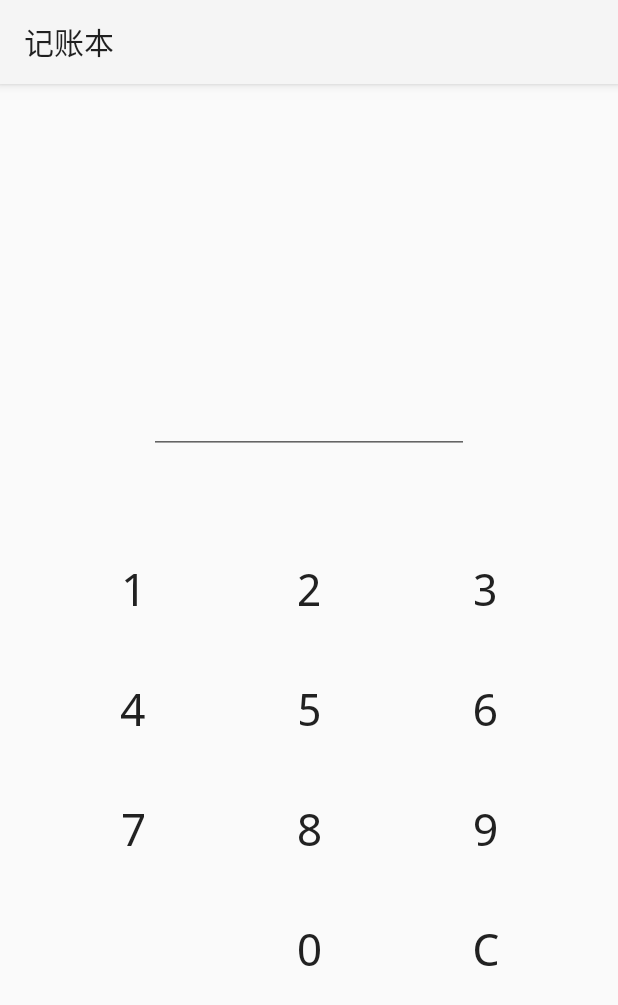
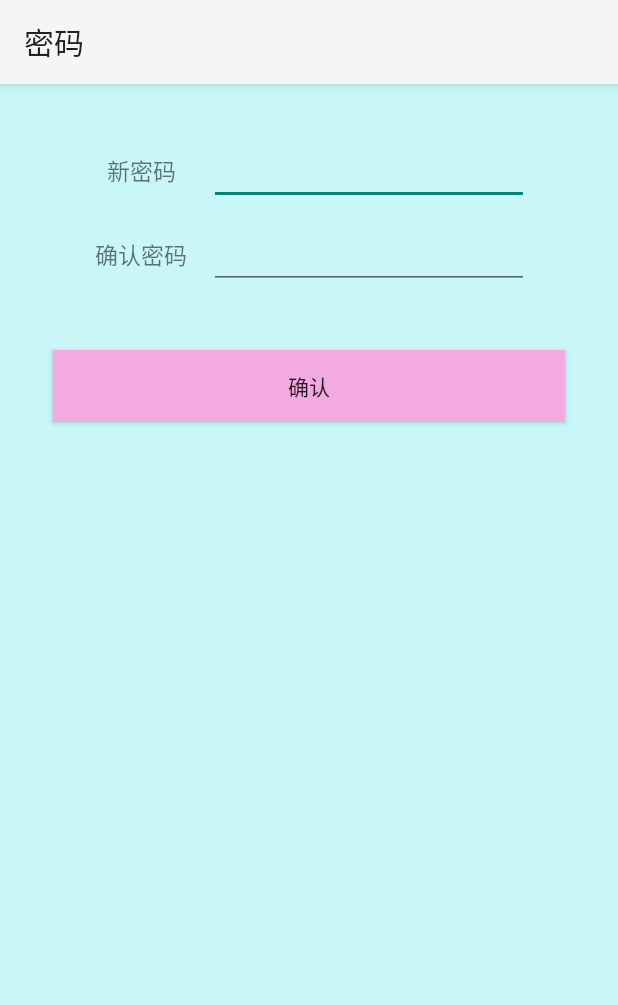
Before and after one commit to axcd/bill, an Android app: the screen it shows after launch (LoginActivity before the commit, SetActivity after it), on a phone screen of 412 x 824 dp. Shown: the top 1005 px of the screen. Run offline under Robolectric (Android 15) with nearby library versions, the phone set to English and light mode, and no system bars.

Commit message:
基本完善

```diff
--- a/app/src/main/java/com/mao/bill/LoginActivity.java
+++ b/app/src/main/java/com/mao/bill/LoginActivity.java
@@ -5,9 +5,15 @@ import android.widget.*;
 import android.view.View.*;
 import android.view.*;
 import android.content.*;
+import java.util.*;
 
 public class LoginActivity extends Activity
 {
+
+	private ObjectIO<Usr> oio = new ObjectIO<Usr>();
+	private String fname = "/.usr";
+	public Usr usr = null;
+
 	@Override
     protected void onCreate(Bundle savedInstanceState)
     {
@@ -17,29 +23,49 @@ public class LoginActivity extends Activity
 		GridLayout gl = (GridLayout)findViewById(R.id.loginGridLayout1);
 		final EditText et = (EditText)findViewById(R.id.loginEditText1);
 		final StringBuffer secret = new StringBuffer("");
-		for(int i=0;i<12;i++){
+
+		//oio.outObject(new Usr("a","123456"),fname);
+		//反序列化
+		usr = oio.inObject(fname);
+
+		if (null == usr)
+		{
+			Intent intent = new Intent();
+			intent.setClass(this, SetActivity.class);
+			intent.setFlags(Intent.FLAG_ACTIVITY_NO_ANIMATION);
+			startActivity(intent);
+			finish();
+		}
+		else
+		{
+
+			for (int i=0;i < 12;i++)
+			{
 				final TextView tv = (TextView)gl.getChildAt(i);
 				tv.setOnClickListener(new View.OnClickListener(){
-				public void onClick(View v){
-					if(Character.isDigit(tv.getText().charAt(0)) && et.getText().length()<8){
+						public void onClick(View v)
+						{
+							if (Character.isDigit(tv.getText().charAt(0)) && et.getText().length() < 8)
+							{
 								secret.append(tv.getText());
 								et.setText(et.getText().append("●"));
-					//	MyLog.d(secret.toString());
-						if(secret.toString().equals("1234567")){
+								if (secret.toString().equals(usr.getPassword()))
+								{
 									Intent intent = new Intent();
 									intent.setClass(LoginActivity.this, MainActivity.class);
 									intent.setFlags(Intent.FLAG_ACTIVITY_NO_ANIMATION);
 									startActivity(intent);
 									finish();
 								}
-					}else if(tv.getText().equals("C") && secret.length()>0){
-						et.setText(et.getText().subSequence(0, et.getText().length()-1));
-						secret.deleteCharAt(secret.length()-1);
-					}else if(tv.getText().equals("E") && secret.length()>0){
-
+							}
+							else if (tv.getText().equals("C") && secret.length() > 0)
+							{
+								et.setText(et.getText().subSequence(0, et.getText().length() - 1));
+								secret.deleteCharAt(secret.length() - 1);
 							}
 						}
 					});
+			}
 		}
     }
 
@@ -47,12 +73,17 @@ public class LoginActivity extends Activity
 	private long exitTime = 0;
 
 	@Override
-	public boolean onKeyDown(int keyCode, KeyEvent event) {
-        if (keyCode == KeyEvent.KEYCODE_BACK && event.getAction() == KeyEvent.ACTION_DOWN) {
-            if ((System.currentTimeMillis() - exitTime) > 2000) {
+	public boolean onKeyDown(int keyCode, KeyEvent event)
+	{
+        if (keyCode == KeyEvent.KEYCODE_BACK && event.getAction() == KeyEvent.ACTION_DOWN)
+		{
+            if ((System.currentTimeMillis() - exitTime) > 2000)
+			{
                 Toast.makeText(this, "再按一次退出程序", Toast.LENGTH_SHORT).show();
                 exitTime = System.currentTimeMillis();
-            } else {
+            }
+			else
+			{
                 finish();
 				System.exit(0);
             }
--- a/app/src/main/java/com/mao/bill/MyLog.java
+++ b/app/src/main/java/com/mao/bill/MyLog.java
@@ -7,7 +7,7 @@ import java.util.Calendar;
 
 public class MyLog
 {
-	private static boolean isAppend = false;
+	private static boolean isAppend = true;
 	private static boolean isLogging = true;
 
 	public static void setIsAppend(boolean isAppend)
--- a/app/src/main/java/com/mao/bill/ObjectIO.java
+++ b/app/src/main/java/com/mao/bill/ObjectIO.java
@@ -3,52 +3,52 @@ import java.util.*;
 import java.io.*;
 import android.os.*;
 
-public class ObjectIO
+public class ObjectIO <T>
 {
 
 
-	private final static File file = new File(Environment.getExternalStorageDirectory(), "Android/data/com.mao.bill/.out");
+	private static File dir = new File(Environment.getExternalStorageDirectory(), "Android/data/com.mao.bill");
 
 	//序列化
-	public static void outObject(List<Bank> banks){
+	public void outObject(T t,String fname){
 
 		try
 		{
 			mkDir();
-			FileOutputStream fos = new FileOutputStream(file);
+			FileOutputStream fos = new FileOutputStream(dir+fname);
 			ObjectOutputStream oos = new ObjectOutputStream(fos);
-			oos.writeObject(banks);
+			oos.writeObject(t);
 			oos.flush();
 			oos.close();
 		}
 		catch (IOException e)
 		{
-			MyLog.d("Out IOException");
+			//MyLog.d("Out IOException");
 		}
 
 	}
 
 	//反序列化
-	public static List<Bank> inObject(){
+	public T inObject(String fname){
 
-		List<Bank> banks = new ArrayList<Bank>();
+		T t = null;
 
 		try
 		{
-			FileInputStream fis = new FileInputStream(file);MyLog.d(banks.toString());
+			FileInputStream fis = new FileInputStream(dir+fname);
 			ObjectInputStream ois = new ObjectInputStream(fis);
-			banks = (List<Bank>) ois.readObject();
+			t = (T) ois.readObject();
 		}
 		catch (ClassNotFoundException e)
 		{
-			MyLog.d("Class Not Found");
+			//MyLog.d("Class Not Found");
 		}
 		catch (IOException e)
 		{
-			MyLog.d(" In IOException");
+			//MyLog.d(" In IOException");
 		}
 
-		return banks;
+		return t;
 	}
 
 	//创建文件
@@ -56,7 +56,6 @@ public class ObjectIO
 	{
 		try
 		{
-			File dir = new File(Environment.getExternalStorageDirectory(), "Android/data/com.mao.bill/");
 			if(!dir.exists()){
 				dir.mkdir();
 			}
--- a/app/src/main/res/layout/account.xml
+++ b/app/src/main/res/layout/account.xml
@@ -4,7 +4,7 @@
 	android:layout_height="wrap_content"
 	android:layout_width="match_parent"
 	android:orientation="horizontal"
-	android:background="#FF339911">
+	android:background="#FFE4EBF6">
 
 	<TextView
 		android:layout_width="wrap_content"
@@ -14,7 +14,6 @@
 		android:padding="5dp"
 		android:textColor="#FFE42EE0"
 		android:layout_marginLeft="5dp"
-		android:layout_marginTop="10dp"
-		android:background="#FF11EEFF"/>
+		android:layout_marginTop="10dp"/>
 
 </LinearLayout>
--- a/app/src/main/res/layout/head.xml
+++ b/app/src/main/res/layout/head.xml
@@ -7,7 +7,7 @@
 	android:stretchMode="columnWidth"
 	android:layout_marginLeft="10dp"
 	android:layout_marginRight="10dp"
-	android:background="#FFF78888"
+	android:background="#FFFBE5AE"
 	android:layout_height="30dp"
 	android:padding="5dp"
 	android:gravity="center">
--- a/app/src/main/res/layout/main.xml
+++ b/app/src/main/res/layout/main.xml
@@ -4,6 +4,7 @@
 	android:layout_width="match_parent"
 	android:layout_height="match_parent"
 	android:orientation="vertical"
-	android:layout_margin="20dp">
+	android:layout_margin="20dp"
+	android:id="@+id/mainLinearLayout">
 
 </LinearLayout>
--- a/app/src/main/res/layout/row.xml
+++ b/app/src/main/res/layout/row.xml
@@ -7,7 +7,7 @@
 	android:stretchMode="columnWidth"
 	android:layout_marginLeft="10dp"
 	android:layout_marginRight="10dp"
-	android:background="#FFF7DEF7"
+	android:background="#FFFBFCD9"
 	android:layout_height="30dp"
 	android:padding="5dp"
 	android:gravity="center">
@@ -50,7 +50,8 @@
 	<ImageView
 		android:layout_height="25dp"
 		android:layout_width="wrap_content"
-		android:src="@android:drawable/ic_delete"/>
+		android:src="@android:drawable/ic_delete"
+		android:visibility="invisible"/>
 
 	<TextView
 		android:layout_height="wrap_content"
--- a/app/src/main/res/layout/scrollview.xml
+++ b/app/src/main/res/layout/scrollview.xml
@@ -2,7 +2,6 @@
 <ScrollView
 	xmlns:android="http://schemas.android.com/apk/res/android"
 	android:layout_height="match_parent"
-	android:layout_width="match_parent"
-	android:background="#FFC9F6F6">
+	android:layout_width="match_parent">
 
 </ScrollView>
--- /dev/null
+++ b/app/src/main/res/layout/set.xml
@@ -0,0 +1,122 @@
+<?xml version="1.0" encoding="utf-8"?>
+<LinearLayout
+	xmlns:android="http://schemas.android.com/apk/res/android"
+	android:layout_width="fill_parent"
+	android:layout_height="fill_parent"
+	android:orientation="vertical"
+	android:background="#FFC9F6F6"
+	android:padding="30dp"
+	android:gravity="top|center">
+
+	<LinearLayout
+		android:layout_height="wrap_content"
+		android:layout_width="wrap_content"
+		android:orientation="horizontal"
+		android:gravity="left|center_vertical"
+		android:padding="5dp"
+		android:id="@+id/setOldLine">
+
+		<TextView
+			android:layout_width="70dp"
+			android:layout_height="match_parent"
+			android:text="原密码"
+			android:gravity="center"
+			android:textSize="15sp"/>
+
+		<EditText
+			android:inputType="numberPassword"
+			android:layout_width="wrap_content"
+			android:ems="10"
+			android:layout_height="wrap_content"
+			android:gravity="center"
+			android:layout_marginLeft="10dp"
+			android:id="@+id/old"
+			android:hint=""
+			android:textColorHint="#FFD1CDFC"/>
+
+	</LinearLayout>
+
+	<LinearLayout
+		android:layout_height="wrap_content"
+		android:layout_width="wrap_content"
+		android:orientation="horizontal"
+		android:gravity="left|center_vertical"
+		android:padding="5dp">
+
+		<TextView
+			android:layout_width="70dp"
+			android:layout_height="match_parent"
+			android:text="新密码"
+			android:gravity="center"
+			android:textSize="15sp"/>
+
+		<EditText
+			android:inputType="numberPassword"
+			android:layout_width="wrap_content"
+			android:ems="10"
+			android:layout_height="wrap_content"
+			android:gravity="center"
+			android:layout_marginLeft="10dp"
+			android:id="@+id/new1"
+			android:hint=""
+			android:textColorHint="#FFD1CDFC"/>
+
+	</LinearLayout>
+
+	<LinearLayout
+		android:layout_height="wrap_content"
+		android:layout_width="wrap_content"
+		android:orientation="horizontal"
+		android:gravity="left|center_vertical"
+		android:padding="5dp">
+
+		<TextView
+			android:layout_width="70dp"
+			android:layout_height="match_parent"
+			android:text="确认密码"
+			android:gravity="center"
+			android:textSize="15sp"/>
+
+		<EditText
+			android:inputType="numberPassword"
+			android:layout_width="wrap_content"
+			android:ems="10"
+			android:layout_height="wrap_content"
+			android:gravity="center"
+			android:layout_marginLeft="10dp"
+			android:id="@+id/new2"
+			android:hint=""
+			android:textColorHint="#FFD1CDFC"/>
+
+	</LinearLayout>
+
+	<LinearLayout
+		android:layout_height="wrap_content"
+		android:layout_width="match_parent"
+		android:orientation="horizontal"
+		android:layout_marginTop="30dp">
+
+		<Button
+			android:layout_height="wrap_content"
+			android:layout_width="30dp"
+			android:text="取消"
+			android:id="@+id/cancel"
+			android:onClick="cancel"
+			android:layout_weight="1.0"
+			android:background="#FFF2AAE1"
+			android:layout_margin="5dp"/>
+
+		<Button
+			android:layout_height="wrap_content"
+			android:layout_width="30dp"
+			android:text="确认"
+			android:id="@+id/set"
+			android:onClick="set"
+			android:layout_weight="1.0"
+			android:hint="test"
+			android:background="#FFF2AAE1"
+			android:layout_margin="5dp"/>
+
+	</LinearLayout>
+
+</LinearLayout>
--- a/app/src/main/res/values/strings.xml
+++ b/app/src/main/res/values/strings.xml
@@ -4,8 +4,9 @@
 	<string name="app_name">记账本</string>
 
     <string name="login_activity">密码锁</string>
-    <string name="main_activity">存单</string>
+    <string name="main_activity">存单列表</string>
     <string name="insert_activity">添加存单</string>
+    <string name="set_activity">密码</string>
 
 	<string name="bank">银行</string>
     <string name="money">数目(元)</string>
```
Also changed, not shown: app/src/main/AndroidManifest.xml (+7 -0 lines), app/src/main/java/com/mao/bill/InsertActivity.java (+21 -9 lines), app/src/main/java/com/mao/bill/MainActivity.java (+42 -8 lines), app/src/main/java/com/mao/bill/SetActivity.java (added, +121 -0 lines), app/src/main/java/com/mao/bill/Usr.java (added, +34 -0 lines), app/src/main/res/layout/bank.xml (+5 -6 lines), app/src/main/res/layout/insert.xml (+34 -15 lines), app/src/main/res/menu/main_menu.xml (+11 -1 lines), 81 other files. Lines whose indentation alone changed are shown as unchanged.
